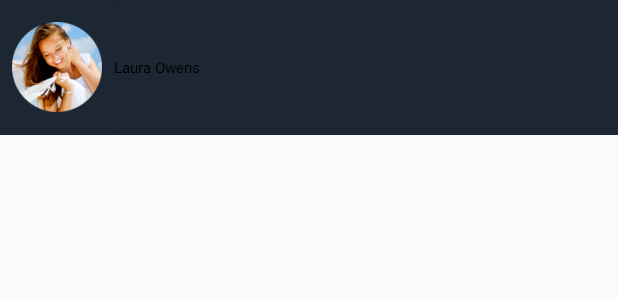
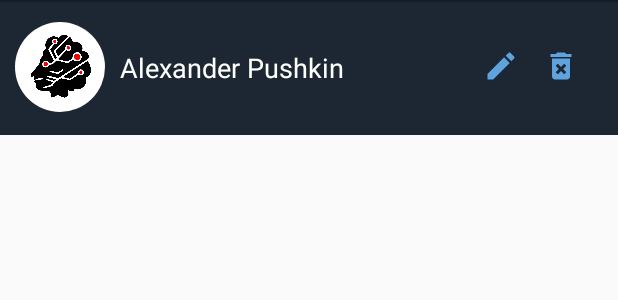
Before and after one commit to chernybro/NeuralPuskin, an Android app: the layout list_item_contact.xml on its own in the app's theme, with its tools: preview values and no code run, on a phone screen of 412 x 824 dp. Shown: the top 300 px of the screen. Run offline under Robolectric (Android 15) with nearby library versions, the phone set to English and light mode, and no system bars; Roboto replaces fonts that are not available here.

Commit message:
added work navigation

```diff
--- a/app/src/main/java/com/uralsiberianworks/neuralpushkin/SplashActivity.java
+++ b/app/src/main/java/com/uralsiberianworks/neuralpushkin/SplashActivity.java
@@ -20,6 +20,6 @@ public class SplashActivity extends AppCompatActivity {
                 startActivity(new Intent(SplashActivity.this, MainActivity.class));
                 finish();
             }
-        }, 2*1000);
+        }, 500);
     }
 }
--- /dev/null
+++ b/app/src/main/res/drawable/ic__delete.xml
@@ -0,0 +1,5 @@
+<vector android:height="24dp" android:tint="#5EA3DE"
+    android:viewportHeight="24" android:viewportWidth="24"
+    android:width="24dp" xmlns:android="http://schemas.android.com/apk/res/android">
+    <path android:fillColor="@android:color/white" android:pathData="M6,19c0,1.1 0.9,2 2,2h8c1.1,0 2,-0.9 2,-2L18,7L6,7v12zM8.46,11.88l1.41,-1.41L12,12.59l2.12,-2.12 1.41,1.41L13.41,14l2.12,2.12 -1.41,1.41L12,15.41l-2.12,2.12 -1.41,-1.41L10.59,14l-2.13,-2.12zM15.5,4l-1,-1h-5l-1,1L5,4v2h14L19,4z"/>
+</vector>
--- /dev/null
+++ b/app/src/main/res/drawable/ic_edit.xml
@@ -0,0 +1,5 @@
+<vector android:height="24dp" android:tint="#5EA3DE"
+    android:viewportHeight="24" android:viewportWidth="24"
+    android:width="24dp" xmlns:android="http://schemas.android.com/apk/res/android">
+    <path android:fillColor="@android:color/white" android:pathData="M3,17.25V21h3.75L17.81,9.94l-3.75,-3.75L3,17.25zM20.71,7.04c0.39,-0.39 0.39,-1.02 0,-1.41l-2.34,-2.34c-0.39,-0.39 -1.02,-0.39 -1.41,0l-1.83,1.83 3.75,3.75 1.83,-1.83z"/>
+</vector>
--- a/app/src/main/res/layout/fragment_contacts.xml
+++ b/app/src/main/res/layout/fragment_contacts.xml
@@ -1,8 +1,9 @@
 <?xml version="1.0" encoding="utf-8"?>
 <LinearLayout xmlns:android="http://schemas.android.com/apk/res/android"
     android:orientation="vertical" android:layout_width="match_parent"
-    android:layout_height="match_parent">
-    <android.support.v7.widget.RecyclerView
+    android:layout_height="match_parent"
+    android:background="@color/dark_blue_chats_theme">
+    <androidx.recyclerview.widget.RecyclerView
         android:id="@+id/recyclerView"
         android:layout_width="match_parent"
         android:layout_height="match_parent"
--- a/app/src/main/res/layout/list_item_contact.xml
+++ b/app/src/main/res/layout/list_item_contact.xml
@@ -3,28 +3,55 @@
     android:orientation="vertical" android:layout_width="match_parent"
     android:layout_height="90dp"
     android:background="@drawable/bg_item_list">
-    <ImageView
+    <de.hdodenhof.circleimageview.CircleImageView
         android:id="@+id/iv_user_photo"
         android:layout_width="60dp"
         android:layout_height="60dp"
         android:layout_centerVertical="true"
-        android:layout_marginLeft="@dimen/space10"
-        android:layout_marginRight="@dimen/space10"
-        android:src="@drawable/userpic"/>
+        android:layout_marginLeft="10dp"
+        android:layout_marginRight="10dp"
+        android:src="@drawable/push5"/>
     <LinearLayout
-        android:layout_width="match_parent"
+        android:layout_width="wrap_content"
         android:layout_height="90dp"
-        android:paddingRight="@dimen/space10"
-        android:layout_toRightOf="@+id/iv_user_photo"
+        android:paddingEnd="10dp"
+        android:layout_toEndOf="@+id/iv_user_photo"
         android:background="@drawable/bg_bottom_grey"
         android:gravity="center_vertical">
         <TextView
             android:id="@+id/tv_user_name"
             android:layout_width="wrap_content"
             android:layout_height="wrap_content"
-            android:text="Laura Owens"
-            style="@style/h2"
-            android:textAppearance="@style/Light"
+            android:text="Alexander Pushkin"
+            android:textSize="18sp"
+            android:textColor="@color/almost_white"
             android:layout_gravity="center_vertical"/>
     </LinearLayout>
+    <ImageButton
+        android:layout_width="56dp"
+        android:id="@+id/edit_btn"
+        android:textSize="12sp"
+        android:layout_height="wrap_content"
+        android:text="edit"
+        android:src="@drawable/ic_edit"
+        android:layout_marginEnd="48dp"
+        android:layout_marginTop="32dp"
+        android:background="@android:color/transparent"
+        android:layout_alignEnd="@id/del_btn"/>
+    <ImageButton
+        android:layout_width="72dp"
+        android:textSize="12sp"
+        android:id="@+id/del_btn"
+        android:layout_height="wrap_content"
+        android:text="Delete"
+        android:background="@android:color/transparent"
+        android:src="@drawable/ic__delete"
+        android:layout_alignParentEnd="true"
+        android:layout_marginTop="32dp"
+        android:layout_marginEnd="2dp"/>
+    <View
+        android:layout_width="match_parent"
+        android:layout_height="1dp"
+        android:background="@color/dark_blue_chats_theme"
+        android:layout_gravity="bottom"/>
 </RelativeLayout>
--- a/app/src/main/res/layout/nav_header_main.xml
+++ b/app/src/main/res/layout/nav_header_main.xml
@@ -8,18 +8,18 @@
     android:background="@color/chat_blue"
     android:paddingTop="40dp"
     android:paddingBottom="40dp">
-    <ImageView
+    <de.hdodenhof.circleimageview.CircleImageView
         android:id="@+id/imageView"
         android:layout_width="60dp"
         android:layout_height="60dp"
-        android:src="@drawable/userpic"
+        android:src="@drawable/push6"
         android:layout_marginTop="20dp"/>
 
     <TextView
         android:layout_width="wrap_content"
         android:layout_height="wrap_content"
         android:paddingTop="20dp"
-        android:text="Ashley Harrison"
+        android:text="neural social network "
         android:textSize="@dimen/h1"
         android:textColor="@android:color/white" />
 </LinearLayout>
```
Also changed, not shown: app/src/main/java/com/uralsiberianworks/neuralpushkin/FragmentContacts.java (added, +83 -0 lines), app/src/main/java/com/uralsiberianworks/neuralpushkin/MainActivity.java (+33 -66 lines), app/src/main/java/com/uralsiberianworks/neuralpushkin/recyclerviewChats/Contact.java (added, +28 -0 lines), app/src/main/java/com/uralsiberianworks/neuralpushkin/recyclerviewChats/ContactAdapter.java (added, +105 -0 lines).
